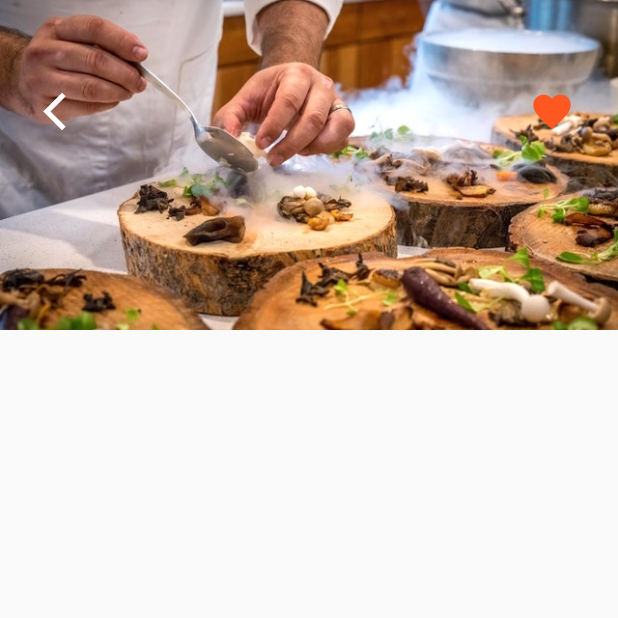
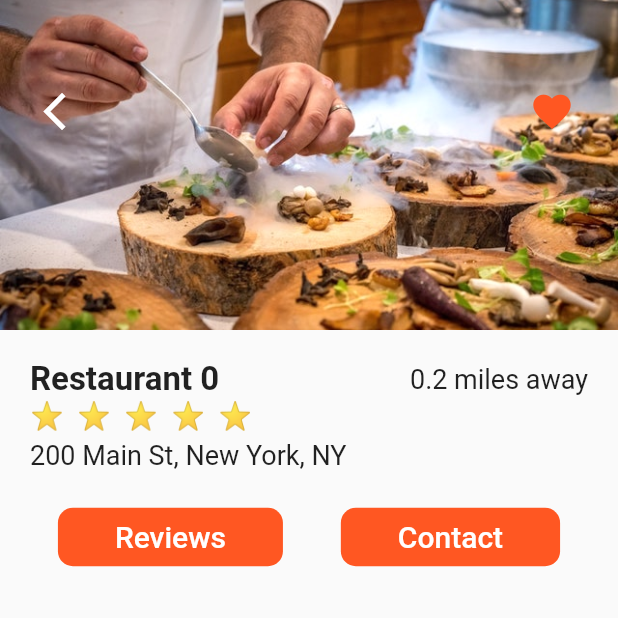
Before and after one commit to sebastienBellon/food_delivery_flutter, a Flutter app: the screen it shows after launch, after a tap on "Restaurant 0", on a phone screen of 412 x 824 dp, the top half of it. Run offline on Flutter 3.47's test engine with Material 2 defaults, Android fonts, the phone set to English and light mode, and no system bars.

Commit message:
🚧  add restaurant info + some button on the page

```diff
--- a/lib/screens/restaurant_screen.dart
+++ b/lib/screens/restaurant_screen.dart
@@ -1,4 +1,5 @@
 import 'package:flutter/material.dart';
+import 'package:flutter_food_delivery_ui/widgets/rating_stars.dart';
 
 import '../models/restaurant.dart';
 
@@ -47,7 +48,86 @@ class _RestaurantScreenState extends State<RestaurantScreen> {
                     )
                   ],
                 ),
-              )
+              ),
+            ],
+          ),
+          Padding(
+            padding: const EdgeInsets.all(20.0),
+            child: Column(
+              crossAxisAlignment: CrossAxisAlignment.start,
+              children: [
+                Row(
+                  mainAxisAlignment: MainAxisAlignment.spaceBetween,
+                  children: [
+                    Text(
+                      widget.restaurant.name,
+                      style: TextStyle(
+                        fontSize: 22.0,
+                        fontWeight: FontWeight.w600,
+                      ),
+                    ),
+                    Text(
+                      '0.2 miles away',
+                      style: TextStyle(
+                        fontSize: 18.0,
+                      ),
+                    ),
+                  ],
+                ),
+                RatingStars(widget.restaurant.rating),
+                SizedBox(
+                  height: 6.0,
+                ),
+                Text(
+                  widget.restaurant.address,
+                  style: TextStyle(
+                    fontSize: 18.0,
+                  ),
+                ),
+              ],
+            ),
+          ),
+          Row(
+            mainAxisAlignment: MainAxisAlignment.spaceEvenly,
+            children: [
+              TextButton(
+                onPressed: () {},
+                child: Padding(
+                  padding: const EdgeInsets.symmetric(horizontal: 30.0),
+                  child: Text(
+                    'Reviews',
+                    style: TextStyle(
+                      color: Colors.white,
+                      fontSize: 20.0,
+                    ),
+                  ),
+                ),
+                style: TextButton.styleFrom(
+                  backgroundColor: Theme.of(context).primaryColor,
+                  shape: RoundedRectangleBorder(
+                    borderRadius: BorderRadius.circular(10.0),
+                  ),
+                ),
+              ),
+              TextButton(
+                onPressed: () {},
+                child: Padding(
+                  padding: const EdgeInsets.symmetric(horizontal: 30.0),
+                  child: Text(
+                    'Contact',
+                    style: TextStyle(
+                      color: Colors.white,
+                      fontSize: 20.0,
+                    ),
+                  ),
+                ),
+                style: TextButton.styleFrom(
+                  backgroundColor: Theme.of(context).primaryColor,
+                  shape: RoundedRectangleBorder(
+                    borderRadius: BorderRadius.circular(10.0),
+                  ),
+                ),
+              ),
             ],
           )
         ],
```
